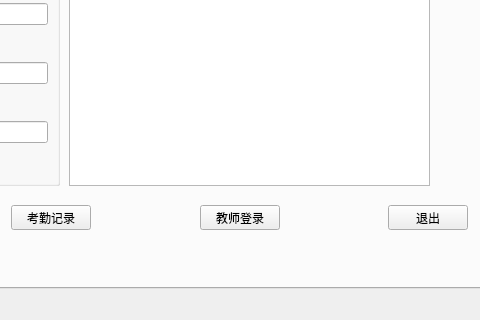
Fowindy/QT_Project, file Src/Face_Recognition_System/mainwindow.ui: the form before one commit; both pictures show x 212 to 692 and y 280 to 600 of the 800 by 600 pixel window.
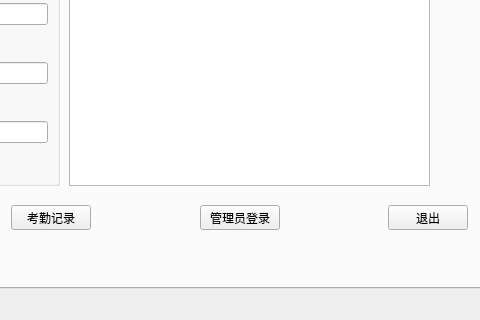
The form after the commit.

```diff
--- a/Src/Face_Recognition_System/mainwindow.ui
+++ b/Src/Face_Recognition_System/mainwindow.ui
@@ -296,7 +296,7 @@
          <item>
           <widget class="QPushButton" name="btnAdminLogin">
            <property name="text">
-            <string>教师登录</string>
+            <string>管理员登录</string>
            </property>
           </widget>
          </item>
```
